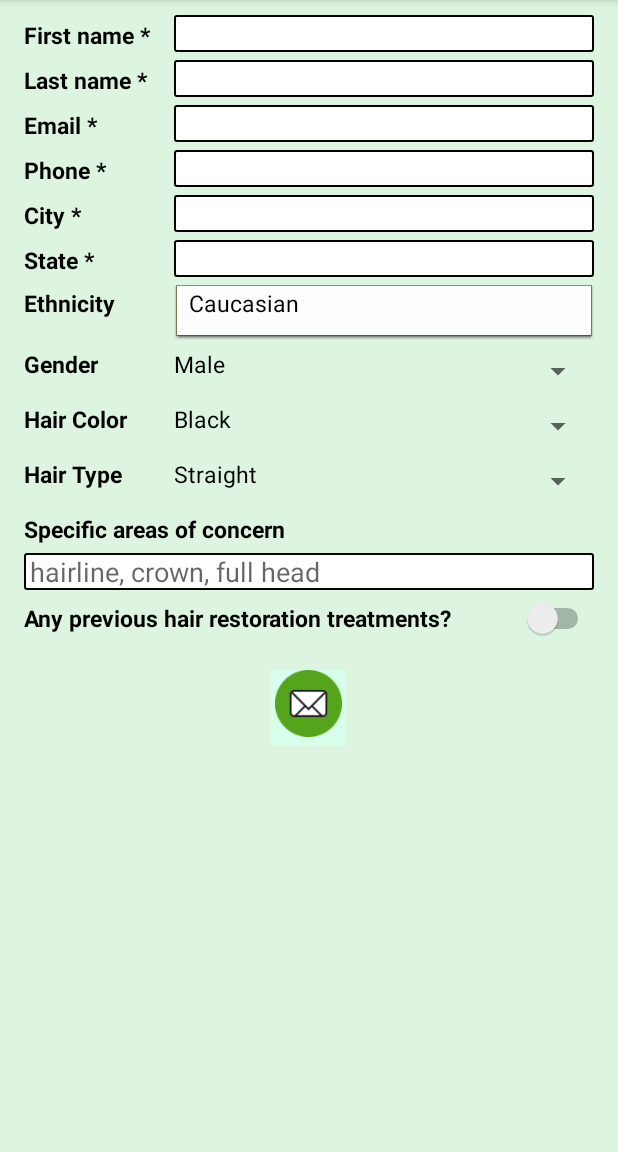
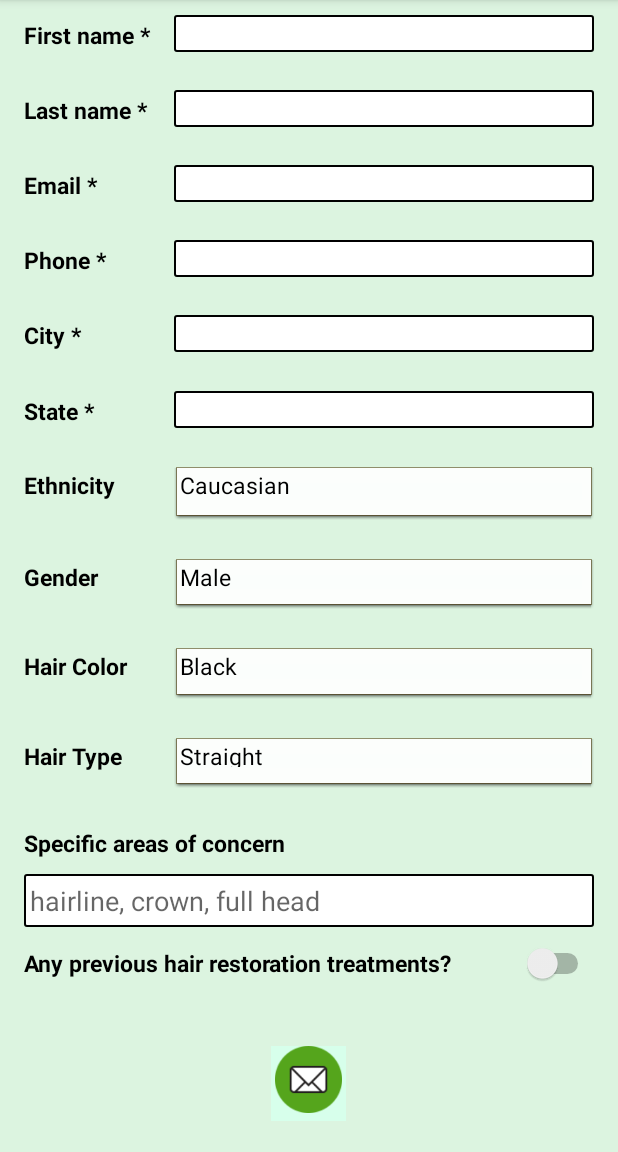
Before and after one commit to irenacher/MainMenu, an Android app: the RequestFormActivity screen opened directly, with no data from a screen before it, on a phone screen of 412 x 824 dp, the part 84-1236 px from its top. Run offline under Robolectric (Android 15) with nearby library versions, the phone set to English and light mode, and no system bars.

Commit message:
worked on adjusting layouts for different screen sizes

```diff
--- a/app/src/main/java/com/example/irenachernyak/mainmenu/RequestFormActivity.java
+++ b/app/src/main/java/com/example/irenachernyak/mainmenu/RequestFormActivity.java
@@ -105,23 +105,22 @@ public class RequestFormActivity extends AppCompatActivity implements AdapterVie
 
         String [] options = this.getResources().getStringArray(R.array.ethnicity_names);
         ArrayAdapter<String> ethnicity_spinner_adapter = new MySpinnerAdapter(this, R.layout.spinner_row_layout, options);
-        ethnicity_spinner_adapter.setDropDownViewResource(android.R.layout.simple_spinner_dropdown_item);
+//        ethnicity_spinner_adapter.setDropDownViewResource(android.R.layout.simple_spinner_dropdown_item);
         ethnicity_spinner.setAdapter(ethnicity_spinner_adapter);
 
         options = this.getResources().getStringArray(R.array.gender_names);
         ArrayAdapter<String> gender_spinner_adapter = new MySpinnerAdapter(this, R.layout.spinner_row_layout, options);
-        gender_spinner_adapter.setDropDownViewResource(android.R.layout.simple_spinner_dropdown_item);
+//        gender_spinner_adapter.setDropDownViewResource(android.R.layout.simple_spinner_dropdown_item);
         gender_spinner.setAdapter(gender_spinner_adapter);
 
         options = this.getResources().getStringArray(R.array.hair_colors);
         ArrayAdapter<String> haircolor_spinner_adapter = new MySpinnerAdapter(this, R.layout.spinner_row_layout, options);
-        haircolor_spinner_adapter.setDropDownViewResource(android.R.layout.simple_spinner_dropdown_item);
+//        haircolor_spinner_adapter.setDropDownViewResource(android.R.layout.simple_spinner_dropdown_item);
         haircolor_spinner.setAdapter(haircolor_spinner_adapter);
 
         options = this.getResources().getStringArray(R.array.hair_types);
         ArrayAdapter<String> hairtype_spinner_adapter = new MySpinnerAdapter(this, R.layout.spinner_row_layout, options);
-
-        hairtype_spinner_adapter.setDropDownViewResource(android.R.layout.simple_spinner_dropdown_item);
+//        hairtype_spinner_adapter.setDropDownViewResource(android.R.layout.simple_spinner_dropdown_item);
         hairtype_spinner.setAdapter(hairtype_spinner_adapter);
 
         ethnicity_spinner.setOnItemSelectedListener(this);
--- a/app/src/main/res/layout-sw600dp/activity_main.xml
+++ b/app/src/main/res/layout-sw600dp/activity_main.xml
@@ -12,11 +12,11 @@
 
     <ImageView
         android:layout_width="match_parent"
-        android:layout_height="150dp"
+        android:layout_height="200dp"
         android:id="@+id/imageView"
         android:src="@drawable/mainmenu_logo"
         android:cropToPadding="false"
-        android:scaleType="fitCenter"
+        android:scaleType="centerCrop"
         />
 
     <LinearLayout
--- a/app/src/main/res/layout/activity_main.xml
+++ b/app/src/main/res/layout/activity_main.xml
@@ -11,11 +11,11 @@
 
     <ImageView
         android:layout_width="match_parent"
-        android:layout_height="150dp"
+        android:layout_height="100dp"
         android:id="@+id/imageView"
         android:src="@drawable/mainmenu_logo"
         android:cropToPadding="false"
-        android:scaleType="fitCenter"
+        android:scaleType="centerCrop"
         />
 
     <LinearLayout
--- a/app/src/main/res/layout/request_form_layout.xml
+++ b/app/src/main/res/layout/request_form_layout.xml
@@ -1,17 +1,16 @@
 <?xml version="1.0" encoding="utf-8"?>
-<ScrollView xmlns:android="http://schemas.android.com/apk/res/android"
-    android:layout_width="fill_parent"
-    android:layout_height="wrap_content"
+<LinearLayout
+    android:layout_width="match_parent"
+    android:layout_height="match_parent"
+    android:orientation="vertical"
     android:id="@+id/mainLayout"
-    android:focusableInTouchMode="true">
-
-    <RelativeLayout
-        android:layout_width="fill_parent"
-        android:layout_height="fill_parent">
+    android:focusableInTouchMode="true"
+    android:fillViewport="true"
+    xmlns:android="http://schemas.android.com/apk/res/android">
 
 
         <LinearLayout
-                android:layout_width="fill_parent"
+                android:layout_width="match_parent"
                 android:layout_height="wrap_content"
                 android:orientation="horizontal"
                 android:layout_marginTop="10dp"
@@ -44,7 +43,6 @@
                 android:orientation="horizontal"
                 android:layout_width="match_parent"
                 android:layout_height="wrap_content"
-                android:layout_below="@+id/firstname_layout"
                  android:id="@+id/lastname_layout"
                 android:layout_marginLeft="@dimen/activity_horizontal_margin"
                 android:layout_marginRight="@dimen/activity_horizontal_margin"
@@ -74,7 +72,6 @@
                 android:orientation="horizontal"
                 android:layout_width="match_parent"
                 android:layout_height="wrap_content"
-                android:layout_below="@+id/lastname_layout"
                  android:id="@+id/email_layout"
                 android:layout_marginLeft="@dimen/activity_horizontal_margin"
                 android:layout_marginRight="@dimen/activity_horizontal_margin"
@@ -104,7 +101,6 @@
                 android:orientation="horizontal"
                 android:layout_width="match_parent"
                 android:layout_height="wrap_content"
-                android:layout_below="@+id/email_layout"
                 android:id="@+id/phone_layout"
                 android:layout_marginLeft="@dimen/activity_horizontal_margin"
                 android:layout_marginRight="@dimen/activity_horizontal_margin"
@@ -133,7 +129,6 @@
                 android:layout_width="match_parent"
                 android:layout_height="wrap_content"
                 android:orientation="horizontal"
-                android:layout_below="@+id/phone_layout"
                 android:id="@+id/city_layout"
                 android:layout_marginLeft="@dimen/activity_horizontal_margin"
                 android:layout_marginRight="@dimen/activity_horizontal_margin"
@@ -161,7 +156,6 @@
                 android:orientation="horizontal"
                 android:layout_width="match_parent"
                 android:layout_height="wrap_content"
-                android:layout_below="@+id/city_layout"
                 android:id="@+id/state_layout"
                 android:layout_marginLeft="@dimen/activity_horizontal_margin"
                 android:layout_marginRight="@dimen/activity_horizontal_margin"
@@ -189,7 +183,6 @@
                 android:orientation="horizontal"
                 android:layout_width="match_parent"
                 android:layout_height="wrap_content"
-                android:layout_below="@+id/state_layout"
                 android:id="@+id/ethnicity_layout"
                 android:layout_marginLeft="@dimen/activity_horizontal_margin"
                 android:layout_marginRight="@dimen/activity_horizontal_margin"
@@ -205,12 +198,10 @@
 
                 <Spinner
                     android:layout_width="match_parent"
-                    android:layout_height="wrap_content"
+                    android:layout_height="35dp"
                     android:id="@+id/ethnicity_spinner"
-                    android:layout_weight="1"
-                    android:spinnerMode="dropdown"
                     android:background="@android:drawable/editbox_dropdown_light_frame"
-                    android:paddingLeft="10dp"
+                    android:paddingLeft="4dp"
                     android:popupBackground="#c1ffef"
                     />
             </LinearLayout>
@@ -219,7 +210,6 @@
                 android:orientation="horizontal"
                 android:layout_width="match_parent"
                 android:layout_height="wrap_content"
-                android:layout_below="@+id/ethnicity_layout"
                 android:id="@+id/gender_layout"
                 android:layout_marginLeft="@dimen/activity_horizontal_margin"
                 android:layout_marginRight="@dimen/activity_horizontal_margin"
@@ -234,19 +224,18 @@
                     style="@style/RequestFormTextView"/>
 
                 <Spinner
-                    android:layout_width="103dp"
-                    android:layout_height="wrap_content"
+                    android:layout_width="match_parent"
+                    android:layout_height="33dp"
                     android:id="@+id/gender_spinner"
-                    android:layout_weight="1"
-
-                    />
+                      android:background="@android:drawable/editbox_dropdown_light_frame"
+                    android:paddingLeft="4dp"
+                    android:popupBackground="#c1ffef"/>
             </LinearLayout>
 
             <LinearLayout
                 android:orientation="horizontal"
                 android:layout_width="match_parent"
                 android:layout_height="wrap_content"
-                android:layout_below="@+id/gender_layout"
                 android:id="@+id/haircolor_layout"
                 android:layout_marginLeft="@dimen/activity_horizontal_margin"
                 android:layout_marginRight="@dimen/activity_horizontal_margin"
@@ -261,18 +250,18 @@
                     style="@style/RequestFormTextView"/>
 
                 <Spinner
-                    android:layout_width="109dp"
-                    android:layout_height="wrap_content"
+                    android:layout_width="match_parent"
+                    android:layout_height="34dp"
                     android:id="@+id/hcolor_spinner"
-                    android:layout_weight="1"
-                    />
+                     android:background="@android:drawable/editbox_dropdown_light_frame"
+                    android:paddingLeft="4dp"
+                    android:popupBackground="#c1ffef"/>
             </LinearLayout>
 
             <LinearLayout
                 android:orientation="horizontal"
                 android:layout_width="match_parent"
                 android:layout_height="wrap_content"
-                android:layout_below="@+id/haircolor_layout"
                 android:id="@+id/hairtype_layout"
                 android:layout_marginLeft="@dimen/activity_horizontal_margin"
                 android:layout_marginRight="@dimen/activity_horizontal_margin"
@@ -287,21 +276,30 @@
                     style="@style/RequestFormTextView"/>
 
                 <Spinner
-                    android:layout_width="103dp"
+                    android:layout_width="match_parent"
+                    android:layout_height="33dp"
+                    android:id="@+id/htype_spinner"
+                    android:background="@android:drawable/editbox_dropdown_light_frame"
+                    android:paddingLeft="4dp"
+                    android:popupBackground="#c1ffef"/>
+            </LinearLayout>
+
+            <LinearLayout
+                android:layout_width="match_parent"
                 android:layout_height="wrap_content"
-                    android:id="@+id/htype_spinner"
-                    android:layout_weight="1" />
-            </LinearLayout>
+                android:orientation="vertical"
+                android:id="@+id/concerns_layout"
+                android:layout_weight="1"
+                android:layout_marginLeft="@dimen/activity_horizontal_margin"
+                android:layout_marginRight="@dimen/activity_horizontal_margin"
+                android:layout_marginBottom="5dp"
+                android:layout_marginTop="5dp">
 
                 <TextView
                     android:layout_width="match_parent"
                     android:layout_height="wrap_content"
                     android:text="Specific areas of concern"
                     android:id="@+id/concerns_textView"
-                android:layout_below="@+id/hairtype_layout"
-                android:layout_marginLeft="@dimen/activity_horizontal_margin"
-                android:layout_marginRight="@dimen/activity_horizontal_margin"
-                android:layout_marginTop="5dp"
                     android:layout_weight="1"
                     style="@style/RequestFormTextView"/>
 
@@ -309,21 +307,16 @@
                     android:layout_width="match_parent"
                     android:layout_height="wrap_content"
                     android:id="@+id/concerns_editText"
-                android:layout_below="@+id/concerns_textView"
-                android:layout_marginLeft="@dimen/activity_horizontal_margin"
-                android:layout_marginRight="@dimen/activity_horizontal_margin"
-                android:layout_marginTop="5dp"
                     android:layout_weight="1"
                     android:hint="hairline, crown, full head"
                     android:singleLine="true"
                     style="@style/RequestFormEditView"
                     android:background="@drawable/edittext_style"/>
-
+            </LinearLayout>
             <LinearLayout
                 android:layout_width="match_parent"
                 android:layout_height="wrap_content"
                 android:orientation="horizontal"
-                android:layout_below="@+id/concerns_editText"
                 android:id="@+id/user_consent_layout"
                 android:layout_weight="1"
                 android:layout_marginLeft="@dimen/activity_horizontal_margin"
@@ -349,19 +342,25 @@
 
             </LinearLayout>
 
+        <LinearLayout
+            android:layout_width="match_parent"
+            android:layout_height="wrap_content"
+            android:orientation="vertical"
+            android:layout_weight="1">
+
             <ImageButton
                 android:layout_width="50dp"
                 android:layout_height="50dp"
                 android:src="@drawable/button_email"
                 android:id="@+id/imageButton"
+                android:paddingBottom="5dp"
                 android:layout_gravity="center_horizontal"
-        android:layout_below="@+id/user_consent_layout"
-        android:paddingBottom="5dp"
-        android:layout_alignParentBottom="false"
                 android:layout_centerInParent="true"
                 android:scaleType="fitCenter"
                 android:background="#d7ffeb"
                 android:layout_marginTop="15dp"
                 android:onClick="onSubmitRequest"/>
-    </RelativeLayout>
-</ScrollView>
+
+        </LinearLayout>
+
+    </LinearLayout>
--- a/app/src/main/res/values/styles.xml
+++ b/app/src/main/res/values/styles.xml
@@ -14,7 +14,6 @@
         <item name="android:drawablePadding">10dp</item>
         <item name="android:background">@color/winBackground</item>
         <item name="android:layout_weight">1</item>
-        <item name="android:layout_marginLeft">25dp</item>
     </style>
 
     <style name="NorwoodImageButton">
```
Also changed, not shown: app/src/main/java/com/example/irenachernyak/mainmenu/EvaluateNorwoodActivity.java (+13 -12 lines), app/src/main/java/com/example/irenachernyak/mainmenu/TopicsActivity.java (+5 -2 lines), app/src/main/res/layout/pick_norwood_layout.xml (+35 -20 lines), app/src/main/res/layout/request_photos_layout.xml (+12 -8 lines), app/src/main/res/layout/take_selfie_layout.xml (+11 -9 lines), app/src/main/res/layout/topics_layout.xml (+24 -7 lines), app/src/main/res/drawable-hdpi/artas_robot.png (added), app/src/main/res/drawable-mdpi/artas_robot.png (added), app/src/main/res/drawable-xhdpi/artas_robot.png (added), app/src/main/res/drawable-xxhdpi/artas_robot.png (added), app/src/main/res/drawable/artas_robot.jpg (deleted). Lines whose indentation alone changed are shown as unchanged.
